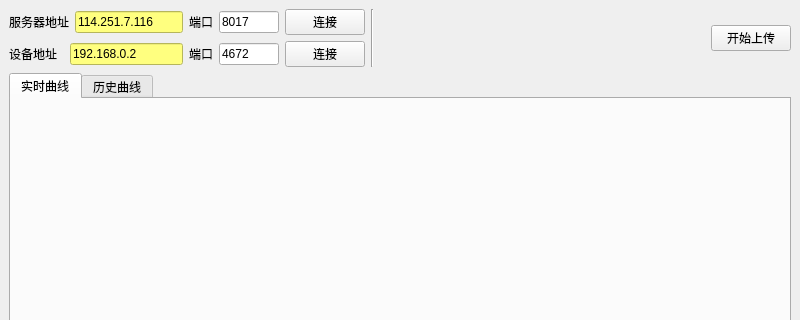
Above: mainwindow.ui from walkblank/uploaderAQI before the change; both pictures show x 0 to 800 and y 0 to 320 of the 800 by 600 pixel window. Below: the same form after it.
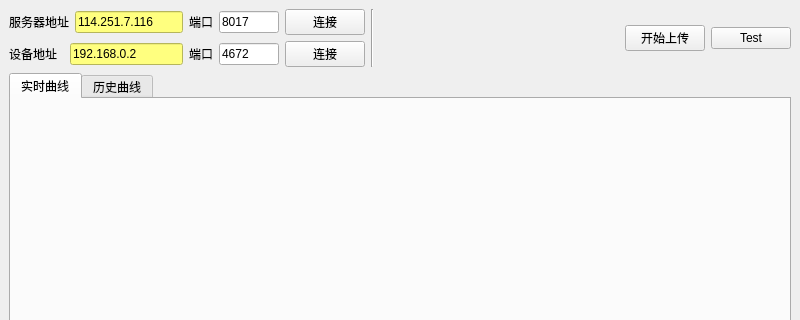
That is the form after the change.

```diff
--- a/mainwindow.ui
+++ b/mainwindow.ui
@@ -16,7 +16,7 @@
   <widget class="QWidget" name="centralwidget">
    <layout class="QVBoxLayout" name="verticalLayout_2">
     <item>
-     <layout class="QHBoxLayout" name="horizontalLayout_3" stretch="0,0,1,0">
+     <layout class="QHBoxLayout" name="horizontalLayout_3" stretch="0,0,1,0,0">
       <item>
        <layout class="QVBoxLayout" name="verticalLayout">
         <item>
@@ -156,6 +156,13 @@
         </property>
        </widget>
       </item>
+      <item>
+       <widget class="QPushButton" name="testBtn">
+        <property name="text">
+         <string>Test</string>
+        </property>
+       </widget>
+      </item>
      </layout>
     </item>
     <item>
```
